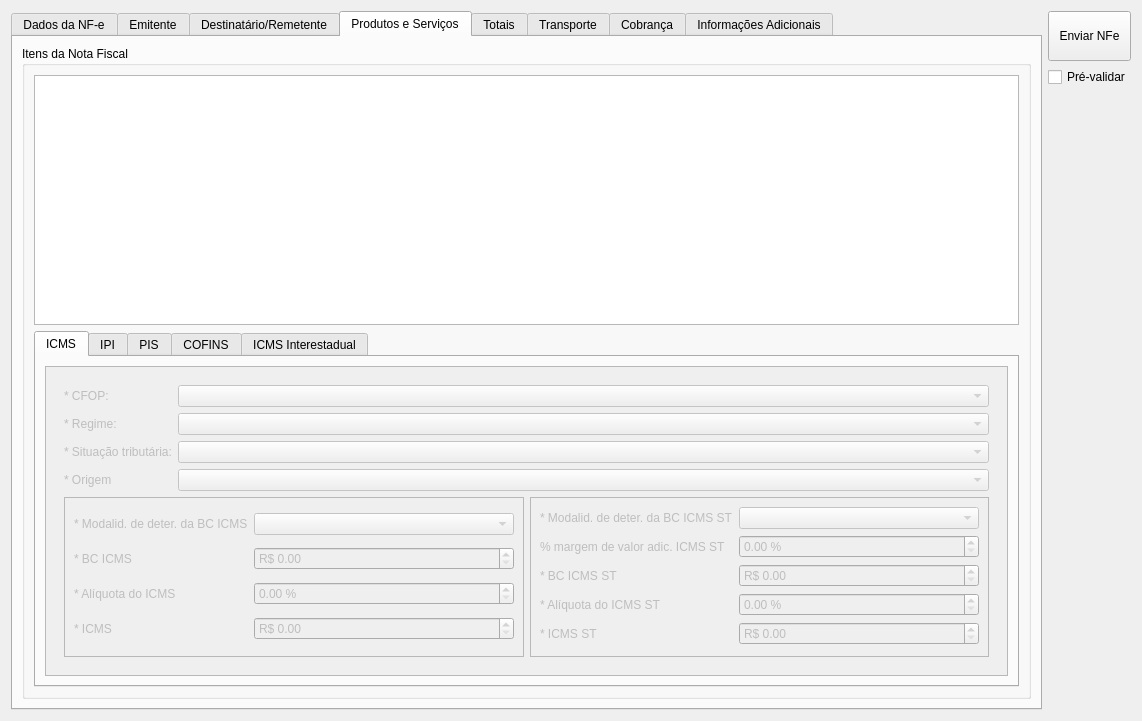
Before: the Qt Designer form ui/cadastrarnfe.ui in darktorres/ERP-STACCATO, drawn with Qt 5.
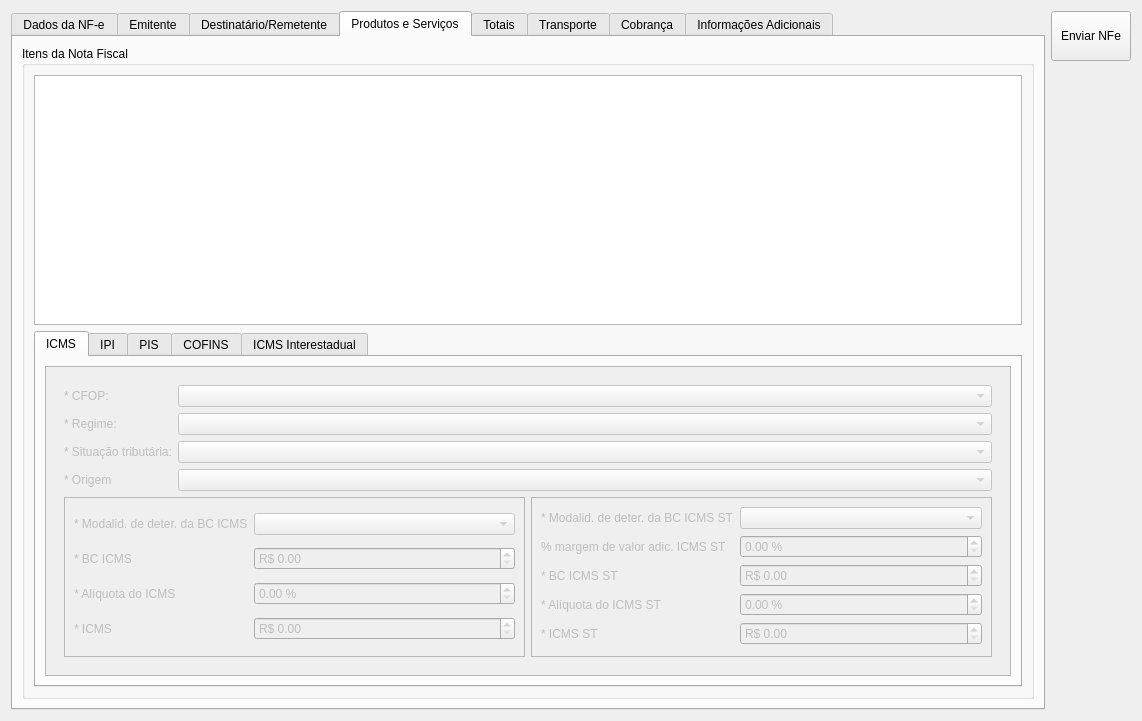
After: the same form once the commit is applied. Custom widgets are drawn as their Qt base class.

```diff
--- a/ui/cadastrarnfe.ui
+++ b/ui/cadastrarnfe.ui
@@ -41,13 +41,6 @@
        </property>
       </widget>
      </item>
-     <item>
-      <widget class="QCheckBox" name="checkBoxPrevalidar">
-       <property name="text">
-        <string>Pré-validar</string>
-       </property>
-      </widget>
-     </item>
      <item>
       <spacer name="verticalSpacer_2">
        <property name="orientation">
@@ -1068,8 +1061,8 @@
                   <rect>
                    <x>0</x>
                    <y>0</y>
-                   <width>966</width>
-                   <height>312</height>
+                   <width>1041</width>
+                   <height>337</height>
                   </rect>
                  </property>
                  <layout class="QGridLayout" name="gridLayout_81">
```
Left out of the diff: 16 changed lines with no effect on the pictures.
